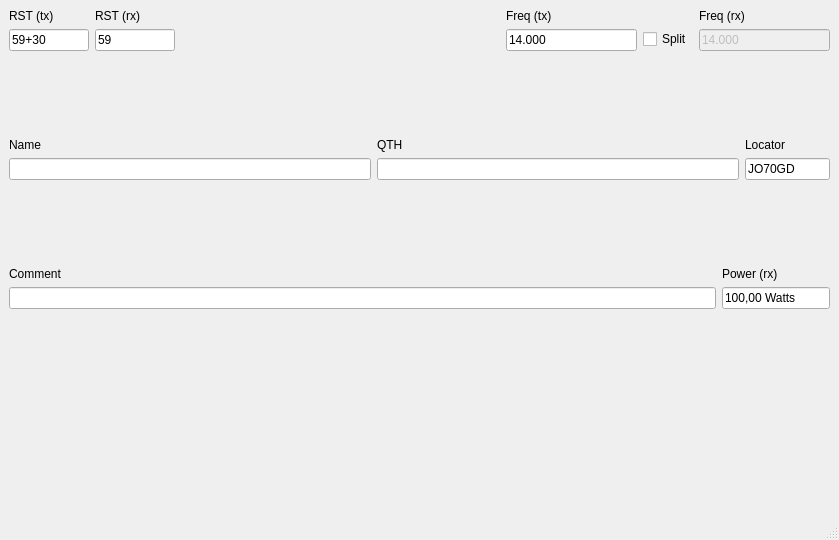
Before: the Qt Designer form mainwindow.ui in ea5wa/QSO, drawn with Qt 5.
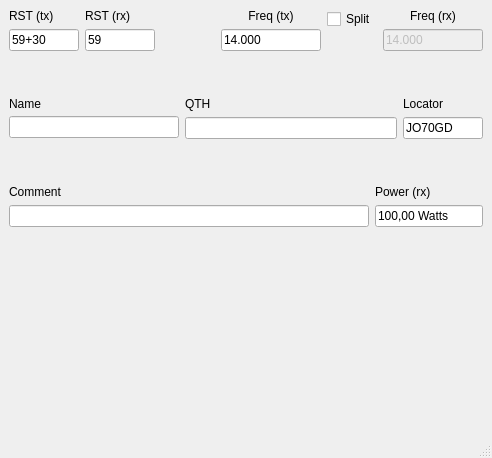
After: the same form once the commit is applied.

Commit message: Pequeños cambios

```diff
--- a/mainwindow.ui
+++ b/mainwindow.ui
@@ -2,14 +2,6 @@
 <ui version="4.0">
  <class>MainWindow</class>
  <widget class="QMainWindow" name="MainWindow">
-  <property name="geometry">
-   <rect>
-    <x>0</x>
-    <y>0</y>
-    <width>839</width>
-    <height>540</height>
-   </rect>
-  </property>
   <property name="windowTitle">
    <string>MainWindow</string>
   </property>
@@ -52,7 +44,7 @@
               </property>
               <property name="maximumSize">
                <size>
-                <width>80</width>
+                <width>70</width>
                 <height>16777215</height>
                </size>
               </property>
@@ -95,8 +87,8 @@
               </property>
               <property name="maximumSize">
                <size>
-                <width>80</width>
-                <height>16777215</height>
+                <width>70</width>
+                <height>37</height>
                </size>
               </property>
               <property name="text">
@@ -134,6 +126,19 @@
           </property>
          </spacer>
         </item>
+        <item>
+         <spacer name="horizontalSpacer_2">
+          <property name="orientation">
+           <enum>Qt::Horizontal</enum>
+          </property>
+          <property name="sizeHint" stdset="0">
+           <size>
+            <width>40</width>
+            <height>20</height>
+           </size>
+          </property>
+         </spacer>
+        </item>
         <item>
          <layout class="QHBoxLayout" name="horizontalLayout_3">
           <item>
@@ -143,10 +148,19 @@
               <property name="text">
                <string>Freq (tx)</string>
               </property>
+              <property name="alignment">
+               <set>Qt::AlignCenter</set>
+              </property>
              </widget>
             </item>
             <item>
              <widget class="QLineEdit" name="lineEdit_11">
+              <property name="maximumSize">
+               <size>
+                <width>100</width>
+                <height>16777215</height>
+               </size>
+              </property>
               <property name="text">
                <string>14.000</string>
               </property>
@@ -169,13 +183,6 @@
           </item>
           <item>
            <layout class="QVBoxLayout" name="verticalLayout_14">
-            <item>
-             <widget class="QLabel" name="label_13">
-              <property name="text">
-               <string/>
-              </property>
-             </widget>
-            </item>
             <item>
              <widget class="QCheckBox" name="checkBox">
               <property name="sizePolicy">
@@ -214,6 +221,9 @@
               <property name="text">
                <string>Freq (rx)</string>
               </property>
+              <property name="alignment">
+               <set>Qt::AlignCenter</set>
+              </property>
              </widget>
             </item>
             <item>
@@ -221,6 +231,12 @@
               <property name="enabled">
                <bool>false</bool>
               </property>
+              <property name="maximumSize">
+               <size>
+                <width>100</width>
+                <height>16777215</height>
+               </size>
+              </property>
               <property name="text">
                <string>14.000</string>
               </property>
@@ -252,6 +268,9 @@
        <layout class="QHBoxLayout" name="horizontalLayout_2">
         <item>
          <layout class="QVBoxLayout" name="verticalLayout_5">
+          <property name="spacing">
+           <number>5</number>
+          </property>
           <item>
            <widget class="QLabel" name="label_5">
             <property name="text">
@@ -260,7 +279,14 @@
            </widget>
           </item>
           <item>
-           <widget class="QLineEdit" name="lineEdit_5"/>
+           <widget class="QLineEdit" name="lineEdit_5">
+            <property name="maximumSize">
+             <size>
+              <width>170</width>
+              <height>16777215</height>
+             </size>
+            </property>
+           </widget>
           </item>
           <item>
            <spacer name="verticalSpacer_3">
@@ -329,7 +355,7 @@
             </property>
             <property name="maximumSize">
              <size>
-              <width>85</width>
+              <width>80</width>
               <height>16777215</height>
              </size>
             </property>
@@ -419,7 +445,7 @@
             </property>
             <property name="maximumSize">
              <size>
-              <width>180</width>
+              <width>120</width>
               <height>16777215</height>
              </size>
             </property>
```
Left out of the diff: 3 changed lines with no effect on the pictures. The commit also changes 1 other file.
